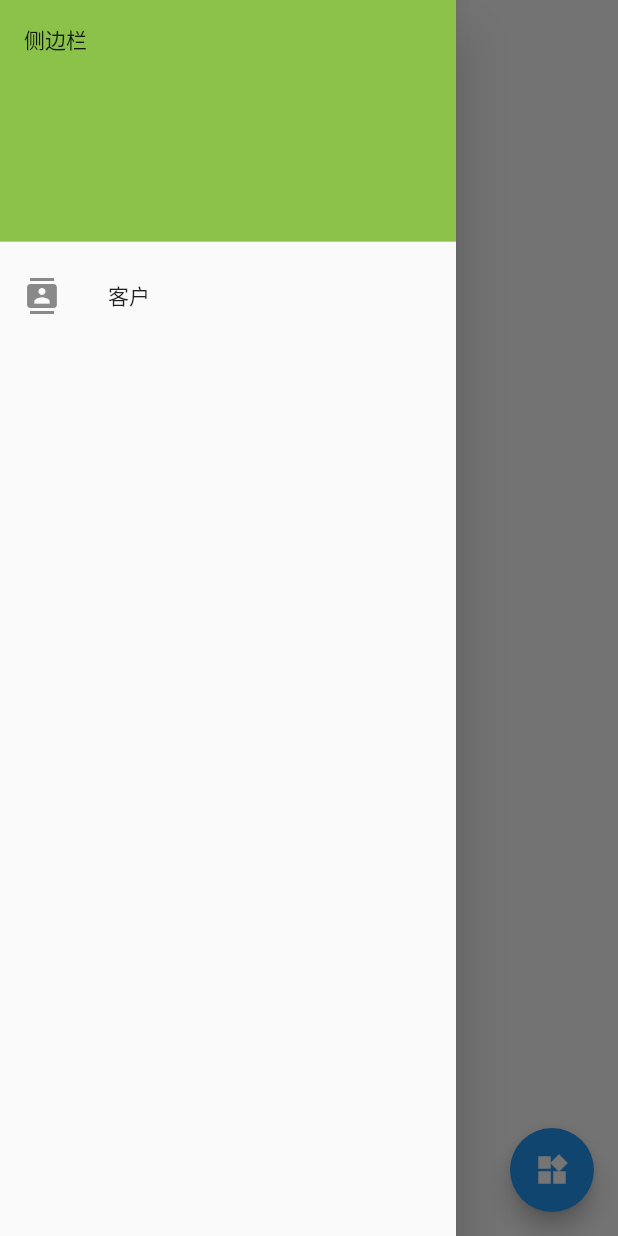
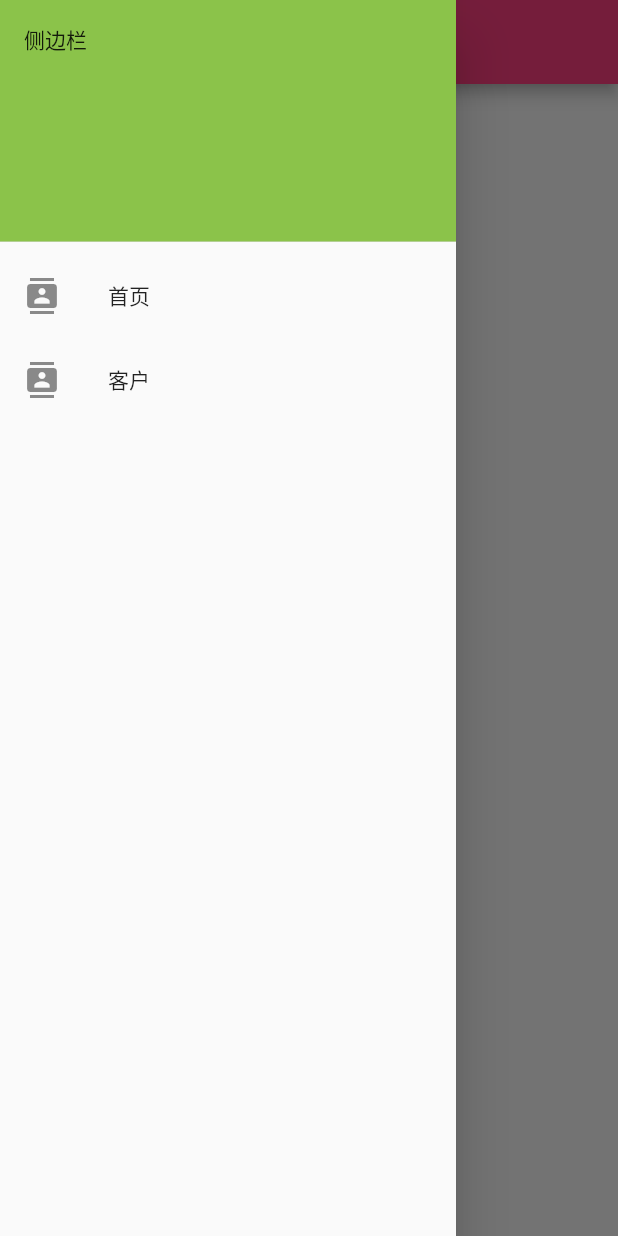
Before and after one commit to SAOmi567/my_worker, a Flutter app: the MainPage screen opened by its route, with the side drawer open, on a phone screen of 412 x 824 dp. Run offline on Flutter 3.47's test engine with Material 2 defaults, Android fonts, the phone set to English and light mode, and no system bars; network calls fail.

Commit message:
第n次提交

```diff
--- /dev/null
+++ b/lib/pages/HomePage.dart
@@ -0,0 +1,20 @@
+import 'package:flutter/cupertino.dart';
+
+class HomePage extends StatefulWidget {
+  @override
+  State<StatefulWidget> createState() {
+    // TODO: implement createState
+    return _HomePageState();
+  }
+
+}
+class _HomePageState extends State<HomePage> {
+  @override
+  Widget build(BuildContext context) {
+    // TODO: implement build
+    return Container(
+
+    );
+  }
+
+}
--- a/lib/pages/loginPage.dart
+++ b/lib/pages/LoginPage.dart
@@ -54,7 +54,7 @@ class _LoginPageState extends State<LoginPage> {
                     child: Text("登录"),
                     color: Colors.orange,
                     onPressed: (){
-                      Navigator.of(context).pushNamed("routes/mainPage");
+                      Navigator.of(context).pushNamedAndRemoveUntil("routes/main", ModalRoute.withName("/"));
                     },
                   )
                 ],
--- /dev/null
+++ b/lib/pages/MainPage.dart
@@ -0,0 +1,109 @@
+import 'package:flutter/cupertino.dart';
+import 'package:flutter/material.dart';
+import 'package:my_worker/pages/CustomerPage.dart';
+import 'package:my_worker/pages/HomePage.dart';
+
+class MainPage extends StatefulWidget {
+  @override
+  State<StatefulWidget> createState() {
+    // TODO: implement createState
+    return _MainPageState();
+  }
+
+}
+
+class _MainPageState extends State<MainPage> {
+  int _curPage = 0;
+  List<Widget> _pageList = [
+    HomePage(),
+    CustomerPage()
+  ];
+  String _pageTitle = "首页";
+  bool _isShowAppBar = true;
+
+  @override
+  Widget build(BuildContext context) {
+    // TODO: implement build
+    return Scaffold(
+      appBar: _isShowAppBar? AppBar(
+        backgroundColor: Colors.pinkAccent,
+        title: Text(_pageTitle),
+      ) : null,
+      body: GestureDetector(
+        behavior: HitTestBehavior.translucent,
+        onLongPress: () {
+          //showSuperMenu();
+        },
+        child: _pageList.elementAt(_curPage),
+      ),
+      drawer: Drawer(
+        child: ListView(
+          padding: EdgeInsets.zero,
+          children: <Widget>[
+            DrawerHeader(
+              decoration: BoxDecoration(
+                color: Colors.lightGreen
+              ),
+              child: Text(
+                "侧边栏"
+              ),
+            ),
+            ListTile(
+              leading: Icon(Icons.contacts),
+              title: Text("首页"),
+              onTap: () {
+                setState(() {
+                  _curPage = 0;
+                  _pageTitle = "首页";
+                  Navigator.pop(context);
+                });
+              },
+            ),
+            ListTile(
+              leading: Icon(Icons.contacts),
+              title: Text("客户"),
+              onTap: () {
+                setState(() {
+                  _curPage = 1;
+                  _pageTitle = "客户";
+                  Navigator.pop(context);
+                });
+              },
+            )
+          ],
+        ),
+      ),
+    );
+  }
+
+  void showSuperMenu() {
+    showModalBottomSheet(
+      context: context,
+      builder: (BuildContext context) {
+        return new Container(
+          height: 100.0,
+          child: ListView(
+            scrollDirection: Axis.horizontal,
+            children: <Widget>[
+              Card(
+                child: Row(
+                  children: <Widget>[
+                    Text("打开顶栏"),
+                    Switch(
+                      value: _isShowAppBar,
+                      onChanged: (bool val) {
+                        setState(() {
+                          _isShowAppBar = val;
+                        });
+                      },
+                    )
+                  ],
+                ),
+              ),
+            ],
+          ),
+        );
+      },
+    );
+  }
+}
--- a/lib/pages/mainPage.dart
+++ /dev/null
@@ -1,55 +0,0 @@
-import 'package:flutter/cupertino.dart';
-import 'package:flutter/material.dart';
-
-class MainPage extends StatefulWidget {
-  @override
-  State<StatefulWidget> createState() {
-    // TODO: implement createState
-    return _MainPageState();
-  }
-
-}
-
-class _MainPageState extends State<MainPage> {
-  List<Widget> _modulePageList = <Widget>[
-
-  ];
-  @override
-  Widget build(BuildContext context) {
-    // 创建悬浮按钮
-    Widget _floatingActionButton = FloatingActionButton(
-        onPressed: () {
-          Scaffold.of(context).openDrawer();
-        },
-        child: Icon(Icons.widgets)
-    );
-    Scaffold s = null;
-    // TODO: implement build
-    return Scaffold(
-      body: Column(
-
-      ),
-      floatingActionButton: _floatingActionButton,
-      drawer: Drawer(
-        child: ListView(
-          padding: EdgeInsets.zero,
-          children: <Widget>[
-            DrawerHeader(
-              decoration: BoxDecoration(
-                color: Colors.lightGreen
-              ),
-              child: Text(
-                "侧边栏"
-              ),
-            ),
-            ListTile(
-              leading: Icon(Icons.contacts),
-              title: Text("客户"),
-            )
-          ],
-        ),
-      ),
-    );
-  }
-
-}
```
Also changed, not shown: lib/main.dart (+8 -3 lines), lib/pages/CustomerDetailPage.dart (added, +22 -0 lines), lib/pages/CustomerPage.dart (+57 -1 lines).
